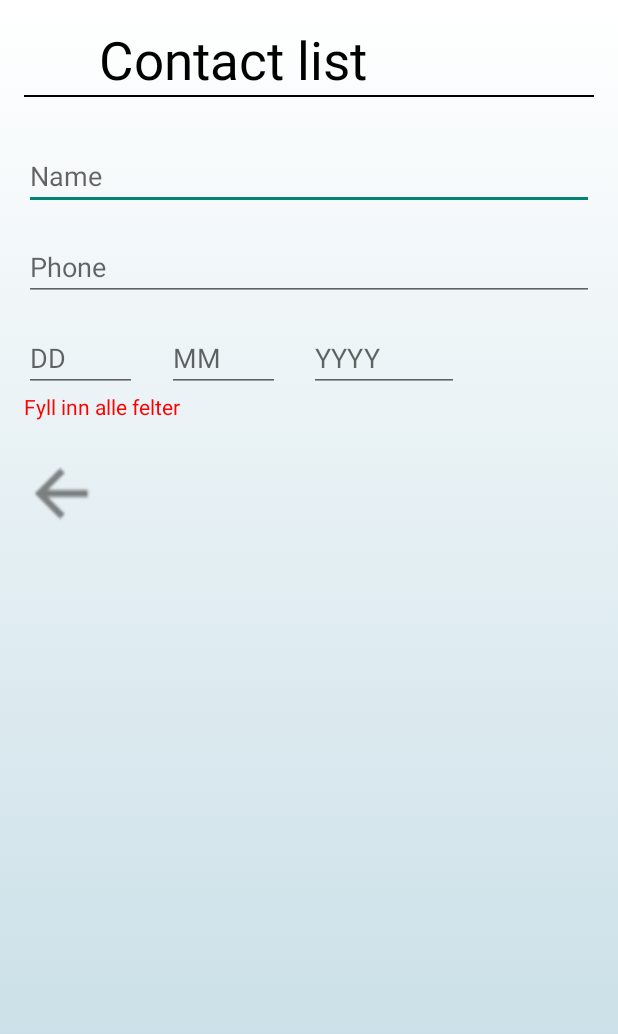
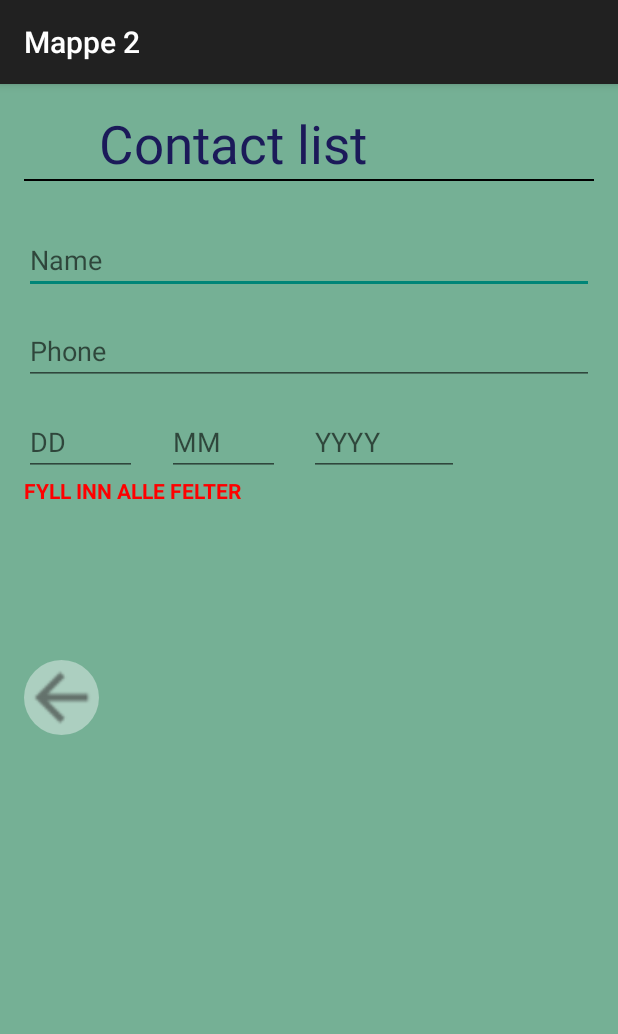
Before and after one commit to s198520/Mappe2, an Android app: the DisplayContact screen opened directly, with no data from a screen before it, on a phone screen of 412 x 824 dp. Shown: the top 1034 px of the screen. Run offline under Robolectric (Android 15) with nearby library versions, the phone set to English and light mode, and no system bars.

Commit message:
background stuff

```diff
--- a/app/src/main/java/com/example/bilal/mappe2/DisplayContact.java
+++ b/app/src/main/java/com/example/bilal/mappe2/DisplayContact.java
@@ -13,9 +13,11 @@ import android.content.DialogInterface;
 import android.content.Intent;
 import android.database.Cursor;
 
+import android.support.v7.app.AppCompatActivity;
 import android.text.Editable;
 import android.text.TextWatcher;
 import android.view.Menu;
+import android.view.MenuInflater;
 import android.view.MenuItem;
 import android.view.View;
 
@@ -24,7 +26,7 @@ import android.widget.ImageView;
 import android.widget.TextView;
 import android.widget.Toast;
 
-public class DisplayContact extends Activity {
+public class DisplayContact extends AppCompatActivity {
     private DBHelper mydb ;
 
     TextView name ;
@@ -40,6 +42,7 @@ public class DisplayContact extends Activity {
     protected void onCreate(Bundle savedInstanceState) {
         super.onCreate(savedInstanceState);
         setContentView(R.layout.activity_display_contact);
+
         name = (TextView) findViewById (R.id.editTextName);
         phone = (TextView) findViewById (R.id.editTextPhone);
         day = (TextView) findViewById (R.id.editTextDay);
@@ -81,6 +84,7 @@ public class DisplayContact extends Activity {
                 }
                 ImageView b = (ImageView)findViewById(R.id.button1);
                 b.setVisibility(View.INVISIBLE);
+                button.setVisibility(View.GONE);
 
                 name.setText((CharSequence)nam);
                 name.setFocusable(false);
@@ -114,11 +118,17 @@ public class DisplayContact extends Activity {
         {
             int Value = extras.getInt("id");
             if(Value>0){
-                getMenuInflater().inflate(R.menu.display_contact, menu);
+                MenuInflater inflater = getMenuInflater();
+                inflater.inflate(R.menu.display_contact, menu);
+
+                return super.onCreateOptionsMenu(menu);
             }
 
             else{
-                getMenuInflater().inflate(R.menu.menu_main, menu);
+                MenuInflater inflater = getMenuInflater();
+                inflater.inflate(R.menu.menu_main, menu);
+
+                return super.onCreateOptionsMenu(menu);
             }
         }
         return true;
@@ -337,4 +347,7 @@ public class DisplayContact extends Activity {
         }
     };
 
+    public void back(View view){
+            DisplayContact.this.finish();
+    }
 }
--- a/app/src/main/res/drawable/buttonshape.xml
+++ b/app/src/main/res/drawable/buttonshape.xml
@@ -4,11 +4,11 @@
             android:radius="100dp"
             />
         <solid
-            android:color="#B5B9F6"
+            android:color="@color/btnColor"
             />
         <size
             android:width="270dp"
-            android:height="60dp"
+            android:height="90dp"
             />
 
     </shape>
--- a/app/src/main/res/layout/activity_display_contact.xml
+++ b/app/src/main/res/layout/activity_display_contact.xml
@@ -4,11 +4,11 @@
     android:layout_width="match_parent"
     android:layout_height="match_parent"
     tools:context=".DisplayContact"
-    android:background="@drawable/backgroundthing">
+    android:background="@color/bColor">
 
     <RelativeLayout
         android:layout_width="match_parent"
-        android:layout_height="370dp"
+        android:layout_height="450dp"
         android:paddingBottom="@dimen/activity_vertical_margin"
         android:paddingLeft="@dimen/activity_horizontal_margin"
         android:paddingRight="@dimen/activity_horizontal_margin"
@@ -20,7 +20,7 @@
             android:text="@string/header1"
             android:paddingLeft="50dp"
             android:textSize="35dp"
-            android:textColor="@color/black"/>
+            android:textColor="@color/textColor"/>
         <View
             android:id="@+id/hr2"
             android:layout_width="fill_parent"
@@ -38,26 +38,10 @@
             android:inputType="text"
             android:hint="@string/name"
             android:maxLength="20"
-            android:layout_below="@+id/hr2">
+            android:layout_below="@+id/hr2"
+            android:textColor="@color/tColor">
             <requestFocus/>
         </EditText>
-        <!--<Button
-            android:id="@+id/button1"
-            android:layout_width="100dp"
-            android:layout_height="wrap_content"
-            android:layout_alignParentBottom="true"
-            android:layout_marginBottom="28dp"
-            android:onClick="run"
-            android:text="@string/save"
-            android:background="@drawable/buttonshape"/>
-        <Button
-            android:id="@+id/backBtn"
-            android:layout_width="100dp"
-            android:layout_height="wrap_content"
-            android:layout_alignParentBottom="true"
-            android:layout_marginLeft="200dp"
-            android:background="@drawable/buttonshape"
-            android:text="Back"/>-->
         <ImageView
             android:id="@+id/backBtn"
             android:layout_alignParentBottom="true"
@@ -65,7 +49,9 @@
             android:layout_height="50dp"
             android:src="@drawable/ic_action_back"
             android:layout_below="@+id/errorMsg"
-            android:onClick="back"/>
+            android:onClick="back"
+            android:background="@drawable/buttonshape"
+            android:textColor="@color/tColor"/>
 
         <ImageView
             android:id="@+id/button1"
@@ -75,7 +61,9 @@
             android:src="@drawable/ic_action_save"
             android:layout_below="@+id/errorMsg"
             android:layout_marginLeft="200dp"
-            android:onClick="run"/>
+            android:onClick="run"
+            android:background="@drawable/buttonshape"
+            android:textColor="@color/tColor"/>
 
         <EditText
             android:id="@+id/editTextPhone"
@@ -87,6 +75,7 @@
             android:inputType="phone|text"
             android:hint="@string/phone"
             android:maxLength="8"
+            android:textColor="@color/tColor"
             />
 
         <EditText
@@ -97,6 +86,7 @@
             android:hint="DD"
             android:maxLength="2"
             android:inputType="phone|text"
+            android:textColor="@color/tColor"
             />
         <EditText
             android:id="@+id/editTextMonth"
@@ -107,6 +97,7 @@
             android:hint="MM"
             android:maxLength="2"
             android:inputType="phone|text"
+            android:textColor="@color/tColor"
             />
         <EditText
             android:id="@+id/editTextYear"
@@ -117,6 +108,7 @@
             android:hint="YYYY"
             android:maxLength="4"
             android:inputType="phone|text"
+            android:textColor="@color/tColor"
             />
         <TextView
             android:id="@+id/errorMsg"
@@ -124,6 +116,8 @@
             android:layout_height="wrap_content"
             android:text="Fyll inn alle felter"
             android:layout_below="@+id/editTextMonth"
-            android:textColor="@color/red"/>
+            android:textColor="@color/red"
+            android:textAllCaps="true"
+            android:textStyle="bold"/>
     </RelativeLayout>
 </ScrollView>
--- a/app/src/main/res/layout/activity_main.xml
+++ b/app/src/main/res/layout/activity_main.xml
@@ -5,7 +5,7 @@
     android:paddingTop="@dimen/activity_vertical_margin"
     android:paddingBottom="@dimen/activity_vertical_margin"
     tools:context=".MainActivity"
-    android:background="@color/gray">
+    android:background="@color/bColor">
 
     <TextView
         android:layout_width="wrap_content"
@@ -14,7 +14,7 @@
         android:id="@+id/textView2"
         android:layout_centerHorizontal="true"
         android:textSize="35dp"
-        android:textColor="@color/black" />
+        android:textColor="@color/textColor" />
 
     <View
         android:id="@+id/hr1"
--- a/app/src/main/res/menu/display_contact.xml
+++ b/app/src/main/res/menu/display_contact.xml
@@ -1,18 +1,24 @@
+<?xml version="1.0" encoding="utf-8"?>
 <menu xmlns:android="http://schemas.android.com/apk/res/android"
+    xmlns:Mappe2="http://schemas.android.com/apk/res-auto"
     android:layout_width="match_parent"
     android:layout_height="wrap_content">
     <item
         android:id="@+id/Edit_Contact"
+        android:icon="@drawable/ic_action_edit"
         android:layout_width="match_parent"
         android:layout_height="370dp"
         android:orderInCategory="100"
-        android:title="@string/edit"/>
+        android:title="@string/edit"
+        Mappe2:showAsAction="always"/>
 
     <item
         android:id="@+id/Delete_Contact"
+        android:icon="@drawable/ic_action_remove"
         android:orderInCategory="100"
         android:title="@string/delete"
         android:layout_width="match_parent"
-        android:layout_height="wrap_content"/>
+        android:layout_height="wrap_content"
+        Mappe2:showAsAction="always"/>
 
 </menu>
--- a/app/src/main/res/menu/menu_main.xml
+++ b/app/src/main/res/menu/menu_main.xml
@@ -2,8 +2,8 @@
 <menu xmlns:android="http://schemas.android.com/apk/res/android"
     xmlns:Mappe2="http://schemas.android.com/apk/res-auto">
 
-    <!-- Search / will display always -->
-    <item android:id="@+id/item1"
+    <item
+        android:id="@+id/item1"
         android:icon="@drawable/ic_action_add_group"
         android:title="1"
         Mappe2:showAsAction="always"
--- a/app/src/main/res/values/colors.xml
+++ b/app/src/main/res/values/colors.xml
@@ -5,6 +5,8 @@
     <color name="black">#000000</color>
     <color name="white">#ffffff</color>
     <color name="red">#ff0000</color>
-    <color name="textColor">#82462F</color>
-    <color name="bColor">#B5B9F6</color>
+    <color name="textColor">#1B1A59</color>
+    <color name="bColor">#75B095</color>
+    <color name="tColor">#565595</color>
+    <color name="btnColor">#ACCFC0</color>
 </resources>
```
Also changed, not shown: app/src/main/res/drawable/ic_action_edit.png (added), app/src/main/res/drawable/ic_action_remove.png (added).
